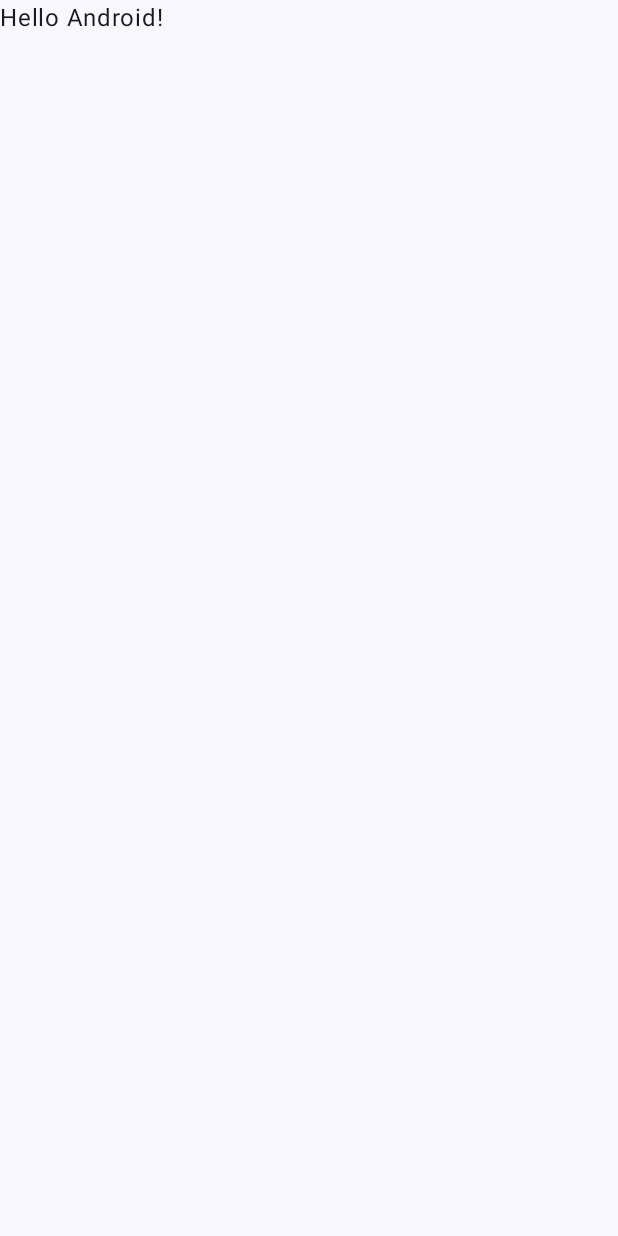
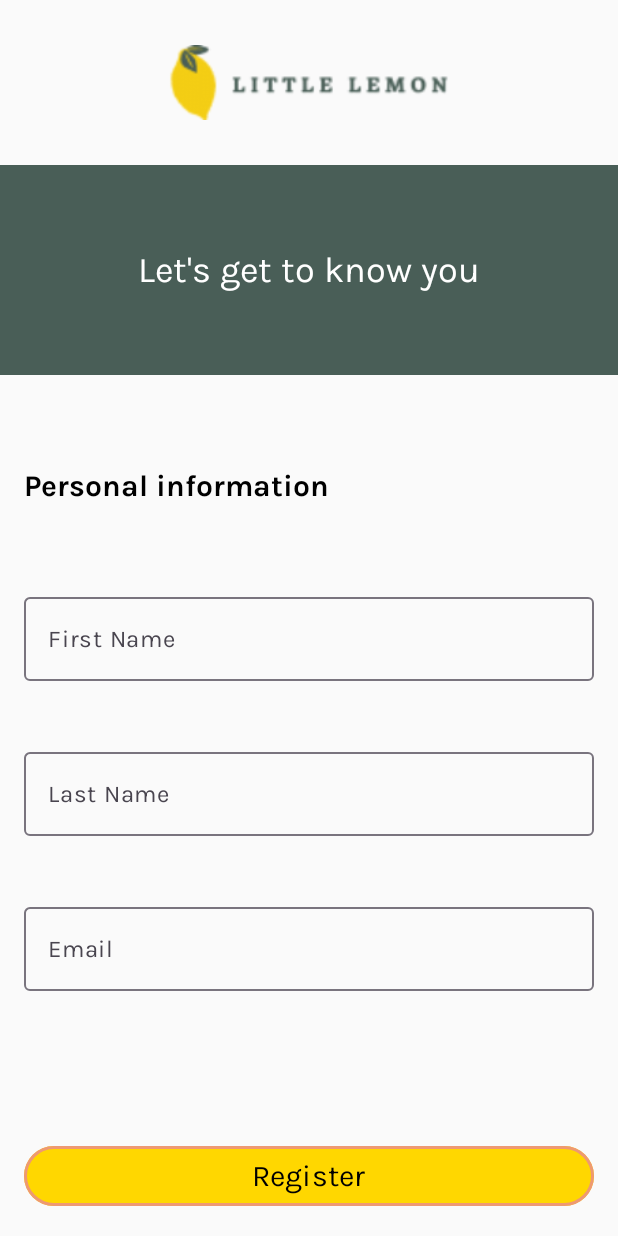
Before and after one commit to Fernando0743/littleLemon, an Android app built with Jetpack Compose: the screen it shows after launch (MainActivity), on a phone screen of 412 x 824 dp. Before the commit the screen is almost empty. Run offline under Robolectric (Android 15) with nearby library versions, the phone set to English and light mode, and no system bars.

Commit message:
-Created 'Destinations.kt' file, this file contains the interface used for all the screens in the aplication and an object implementing this interface. We have an object per screen. Let's remember that the objects using this interface are needed by the 'NavHost' (that uses navGraph) to know what composable each route for each object of our application we need to point to.
-Created 'Home.kt' and 'Profile.kt' screens for our application-

-Logic of our application navigation:

-Users should be able to navigate between these destinations in your app. In more detail, the requirements for the navigation flow are as follows:

-On app launch, the app should navigate to the Onboarding destination if a user is logged out.

-On app launch, the app should navigate to the Home destination if a user is logged in.

-Successful registration on the Onboarding destination lets the user navigate to the Home destination.

-From the Home screen, a user must be able to navigate to the Profile destination.

-When a user presses the Back button on the Profile destination the Home destination should open.

-When a user presses the Logout button on the Profile destination the app should navigate from the Profile destination to the Onboarding destination.

-Feature: Added sharedPreferences to Onboarding composable, so we can detect when a user has registered/logged in successfully
-Feature: Created 'NavigationComposable.kt' composable, this composable holds all the logic needed for the flow of our application mentioned previously. We define a navhost, it's controller,startdestination, we defined the composables (screens) where we need to point at for each object implementing the destination interface and implement the logout algorithm using shared preferences and the onclick functions.

-Feature: Modified MainActivity.kt, we check first if the user is loggedIn to determine the startingpoint of our app

-Feature: Added MainActity to AndroidManifest.xml

```diff
--- a/app/build.gradle.kts
+++ b/app/build.gradle.kts
@@ -41,7 +41,7 @@ android {
 
 dependencies {
 
-    implementation(libs.androidx.core.ktx)
+    implementation("androidx.navigation:navigation-compose:2.5.3")
     implementation(libs.androidx.lifecycle.runtime.ktx)
     implementation(libs.androidx.activity.compose)
     implementation(platform(libs.androidx.compose.bom))
--- a/app/src/main/AndroidManifest.xml
+++ b/app/src/main/AndroidManifest.xml
@@ -13,15 +13,13 @@
         android:theme="@style/Theme.LittleLemon">
         <activity
             android:name=".MainActivity"
-            android:exported="true"
-            android:label="@string/app_name"
-            android:theme="@style/Theme.LittleLemon">
+            android:exported="true">
             <intent-filter>
                 <action android:name="android.intent.action.MAIN" />
-
                 <category android:name="android.intent.category.LAUNCHER" />
             </intent-filter>
         </activity>
+
     </application>
 
 </manifest>
--- /dev/null
+++ b/app/src/main/java/com/example/littlelemon/Destinations.kt
@@ -0,0 +1,26 @@
+package com.example.littlelemon
+
+
+/*
+Destinations file, este archivo contiene los objectos de cada uno de los destinos (Screens)
+de nuestra aplicación, se suele declarar en una interfaz cuyo unico atributo es la ruta de la
+pantalla, y cada objeto contiene la ruta.
+
+Una interfaz a diferenca de una clase, es un contraro que define que metodos debe de tener una clase
+ */
+
+interface Destination{
+    val route: String
+}
+
+object OnBoardingDestination : Destination{
+    override val route = "Onboarding"
+}
+
+object HomeDestination : Destination{
+    override val route = "Home"
+}
+
+object ProfileDestination : Destination{
+    override val route = "Profile"
+}
--- a/app/src/main/java/com/example/littlelemon/MainActivity.kt
+++ b/app/src/main/java/com/example/littlelemon/MainActivity.kt
@@ -1,5 +1,6 @@
 package com.example.littlelemon
 
+import android.content.Context
 import android.os.Bundle
 import androidx.activity.ComponentActivity
 import androidx.activity.compose.setContent
@@ -10,38 +11,22 @@ import androidx.compose.material3.Scaffold
 import androidx.compose.material3.Text
 import androidx.compose.runtime.Composable
 import androidx.compose.ui.Modifier
+import androidx.compose.ui.platform.LocalContext
 import androidx.compose.ui.tooling.preview.Preview
-import com.example.littlelemon.ui.theme.LittleLemonTheme
+import androidx.navigation.compose.rememberNavController
+
 
 class MainActivity : ComponentActivity() {
     override fun onCreate(savedInstanceState: Bundle?) {
         super.onCreate(savedInstanceState)
-        enableEdgeToEdge()
+        //Get shared Preferences to check if user is logged in
+        val sharedPreferences = getSharedPreferences("LittleLemonPrefs", Context.MODE_PRIVATE)
+        val isLoggedIn = sharedPreferences.getBoolean("isLoggedIn", false)
+
         setContent {
-            LittleLemonTheme {
-                Scaffold(modifier = Modifier.fillMaxSize()) { innerPadding ->
-                    Greeting(
-                        name = "Android",
-                        modifier = Modifier.padding(innerPadding)
-                    )
-                }
-            }
+            //We only define the navigation composable as it will help us through the whole workflow of the app
+            val navController = rememberNavController()
+            navigationComposable(navController, isLoggedIn, this)
         }
     }
 }
-
-@Composable
-fun Greeting(name: String, modifier: Modifier = Modifier) {
-    Text(
-        text = "Hello $name!",
-        modifier = modifier
-    )
-}
-
-@Preview(showBackground = true)
-@Composable
-fun GreetingPreview() {
-    LittleLemonTheme {
-        Greeting("Android")
-    }
-}
--- /dev/null
+++ b/app/src/main/java/com/example/littlelemon/NavigationComposable.kt
@@ -0,0 +1,74 @@
+package com.example.littlelemon
+
+import android.content.Context
+import androidx.compose.runtime.Composable
+import androidx.navigation.NavHostController
+import androidx.navigation.compose.NavHost
+import androidx.navigation.compose.composable
+
+/*
+NavController is responsible for navigating between destinations while keeping track and manipulating the back stack.
+
+NavGraph represents the collection of navigable destinations and navigation routes.
+It is provided to NavHost for building the navigation graph.
+
+NavHost serves as a container that takes the NavController as an input parameter and associates it with the NavGraph,
+which contains the destinations that can be navigated.
+
+Destination represents a navigation destination. Navigating to a destination is done using a NavController.
+
+The startDestination is the first screen that the user will encounter.
+The above components will allow navigation between various navigation destinations called screens
+ and enable back-button navigation.
+
+ */
+
+@Composable
+fun navigationComposable(navController: NavHostController, isUserLoggedIn: Boolean, context: Context){
+    //Create NavHost
+    NavHost (
+        navController = navController,
+        startDestination = if (isUserLoggedIn) HomeDestination.route else OnBoardingDestination.route
+    ){
+        //Define Destinations for navGraph
+        composable(OnBoardingDestination.route)
+        {
+            Onboarding(navController)
+
+        }
+
+        composable(HomeDestination.route)
+        {
+            //When user is on Home Screen and clicks Profile, we take them to profile screen
+            HomeScreen(
+                onProfileClick = {navController.navigate(ProfileDestination.route)}
+            )
+        }
+
+        composable(ProfileDestination.route)
+        {
+            ProfileScreen(
+                //When user presses back button on the profile screen we take them to home screen
+                onBackClick ={ navController.navigate(HomeDestination.route) },
+
+                //When a user presses the Logout button on the Profile destination
+                // the app should navigate from the Profile destination to the Onboarding destination.
+                onLogoutClick = {
+                    //Guardamos en SharedPreferences que el usuario ya no esta loggeado
+                    val sharedPreferences = context.getSharedPreferences("LittleLemonPrefs", Context.MODE_PRIVATE)
+                    sharedPreferences.edit()
+                        .putBoolean("isLoggedIn", false)
+                        .apply()
+
+                    //Navegarmos a OnboardingScreen y limpiamos el stack de navegacion
+                    navController.navigate(OnBoardingDestination.route){
+                        popUpTo(0) //Clean stack
+
+                    }
+
+                }
+            )
+        }
+
+    }
+}
--- a/app/src/main/java/com/example/littlelemon/Onboarding.kt
+++ b/app/src/main/java/com/example/littlelemon/Onboarding.kt
@@ -1,7 +1,9 @@
 package com.example.littlelemon
 
 
+import android.content.Context
 import android.os.Build
+import android.widget.Toast
 import androidx.annotation.RequiresApi
 import androidx.compose.foundation.BorderStroke
 import androidx.compose.foundation.Image
@@ -32,6 +34,7 @@ import androidx.compose.ui.draw.clip
 import androidx.compose.ui.graphics.Color
 import androidx.compose.ui.graphics.RectangleShape
 import androidx.compose.ui.layout.ContentScale
+import androidx.compose.ui.platform.LocalContext
 import androidx.compose.ui.res.painterResource
 import androidx.compose.ui.text.font.Font
 import androidx.compose.ui.text.font.FontFamily
@@ -41,6 +44,8 @@ import androidx.compose.ui.text.style.TextAlign
 import androidx.compose.ui.tooling.preview.Preview
 import androidx.compose.ui.unit.dp
 import androidx.compose.ui.unit.sp
+import androidx.navigation.NavHostController
+import androidx.navigation.compose.rememberNavController
 import com.example.littlelemon.R
 
 
@@ -53,7 +58,7 @@ val KarlaFont = FontFamily(
 
 
 @Composable
-fun Onboarding(){
+fun Onboarding(navController: NavHostController){
     /*
         Remember ayuda a que el valor del estado persista durante la recomposicion
         (Reconstruccion del UI cuando los datos cambian) del composable.
@@ -62,10 +67,27 @@ fun Onboarding(){
         la UI se actualice
 
         TextField Value es el valor inicial que se le dara al Text Field
+
+        SharedPreferences es una forma simple de almacenar pares clave–valor persistentes (pequeños datos)
+        en el almacenamiento interno de la app.
+
+    Persiste entre ejecuciones de la app (se guarda en un XML en /data/data/tu.paquete/shared_prefs/).
+    Ideal para flags, configuraciones y datos pequeños (booleans, strings, ints, floats, longs).
+    No es adecuado para grandes cantidades de datos ni para datos sensibles sin cifrado.
+
+    La funcion GetSharedPreferences nos permite  acceder a estos datos desde cualquier parte de la app, asi como asignar
+    un nombre personalizado al archivo donde se guardaran estos datos, ocupamos el contexto de la aplicación para que android
+    sepa desde donde acceder a los recursos y al almacenamiento. Similar a this o self en python.
+    Mode nos indica como se abrira este archivo de preferencias, en este caso el modo privado nos dice que olo nuestra app puede
+    leerlo y escribirlo
      */
     var firstName by remember { mutableStateOf(TextFieldValue("")) }
     var lastName by remember { mutableStateOf(TextFieldValue("")) }
     var email by remember { mutableStateOf(TextFieldValue("")) }
+    var message by remember { mutableStateOf("") }
+
+    val context = LocalContext.current
+    val sharedPreferences = context.getSharedPreferences("LittleLemonPrefs", Context.MODE_PRIVATE)
 
     //Single column layout
     Column(
@@ -155,7 +177,24 @@ fun Onboarding(){
         )
 
         OutlinedButton (
-            onClick = {},
+            onClick = {
+                if(firstName.text.isBlank() || lastName.text.isBlank() || email.text.isBlank())
+                {
+                    message = "Registration unsuccesful. Please enter all data"
+                    Toast.makeText(context, message, Toast.LENGTH_SHORT).show()
+                }
+                else
+                {
+                    //Save that user is now logged in on Shared PrEFERENCES
+                    //apply() guarda de forma asíncrona (no bloquea el hilo UI). commit() guarda sincrónicamente y devuelve Boolean
+                    sharedPreferences.edit().putBoolean("isLoggedIn", true).apply()
+
+                    //Go to home screen
+                    message = "Registration succesful!"
+                    Toast.makeText(context, message, Toast.LENGTH_SHORT).show()
+                    navController.navigate(HomeDestination.route)
+                }
+            },
             colors = ButtonDefaults.buttonColors(containerColor = Color(0xFFFFD700)),
             modifier = Modifier
                 .fillMaxWidth()
@@ -176,5 +215,7 @@ fun Onboarding(){
 @Preview(showBackground = false)
 @Composable
 fun OnboardingPreview(){
-    Onboarding()
+    //Simulamos NavController
+    val navController = rememberNavController()
+    Onboarding(navController)
 }
```
Also changed, not shown: app/src/main/java/com/example/littlelemon/Home.kt (added, +25 -0 lines), app/src/main/java/com/example/littlelemon/Profile.kt (added, +28 -0 lines).
